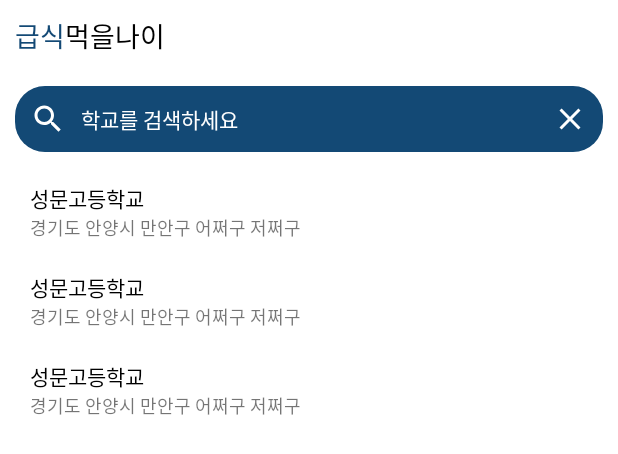
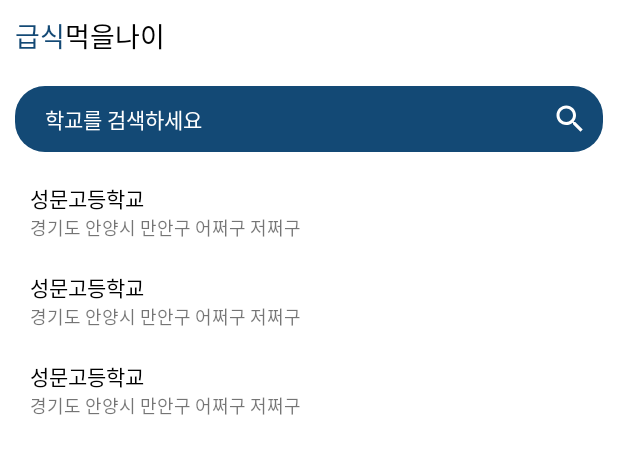
Before and after one commit to yoonsangkwak/AgeToEatSchoolLunch, an Android app: the layout activity_register.xml on its own in the app's theme, with its tools: preview values and no code run, on a phone screen of 412 x 824 dp. Shown: the top 454 px of the screen. Run offline under Robolectric (Android 15) with nearby library versions, the phone set to English and light mode, and no system bars.

Commit message:
school register

```diff
--- a/AgeToEatSchoolLunch/app/src/main/AndroidManifest.xml
+++ b/AgeToEatSchoolLunch/app/src/main/AndroidManifest.xml
@@ -11,15 +11,15 @@
         android:roundIcon="@mipmap/ic_launcher_round"
         android:supportsRtl="true"
         android:theme="@style/Theme.AgeToEatSchoolLunch">
-        <activity android:name=".view.SplashActivity">
+        <activity android:name=".view.views.SplashActivity">
             <intent-filter>
                 <action android:name="android.intent.action.MAIN" />
 
                 <category android:name="android.intent.category.LAUNCHER" />
             </intent-filter>
         </activity>
-        <activity android:name=".view.RegisterActivity" />
-        <activity android:name=".view.MainActivity" />
+        <activity android:name=".view.views.RegisterActivity" />
+        <activity android:name=".view.views.MainActivity" />
     </application>
 
 </manifest>
--- a/AgeToEatSchoolLunch/app/src/main/java/site/yoonsang/agetoeatschoollunch/view/MainActivity.kt
+++ b/AgeToEatSchoolLunch/app/src/main/java/site/yoonsang/agetoeatschoollunch/view/views/MainActivity.kt
@@ -1,4 +1,4 @@
-package site.yoonsang.agetoeatschoollunch.view
+package site.yoonsang.agetoeatschoollunch.view.views
 
 import android.os.Bundle
 import androidx.appcompat.app.AppCompatActivity
--- a/AgeToEatSchoolLunch/app/src/main/java/site/yoonsang/agetoeatschoollunch/view/SplashActivity.kt
+++ b/AgeToEatSchoolLunch/app/src/main/java/site/yoonsang/agetoeatschoollunch/view/views/SplashActivity.kt
@@ -1,4 +1,4 @@
-package site.yoonsang.agetoeatschoollunch.view
+package site.yoonsang.agetoeatschoollunch.view.views
 
 import android.content.Intent
 import androidx.appcompat.app.AppCompatActivity
--- a/AgeToEatSchoolLunch/app/src/main/res/layout/activity_main.xml
+++ b/AgeToEatSchoolLunch/app/src/main/res/layout/activity_main.xml
@@ -2,7 +2,7 @@
 <layout xmlns:android="http://schemas.android.com/apk/res/android"
     xmlns:app="http://schemas.android.com/apk/res-auto"
     xmlns:tools="http://schemas.android.com/tools"
-    tools:context=".view.MainActivity">
+    tools:context=".view.views.MainActivity">
 
     <data>
 
--- a/AgeToEatSchoolLunch/app/src/main/res/layout/activity_register.xml
+++ b/AgeToEatSchoolLunch/app/src/main/res/layout/activity_register.xml
@@ -2,10 +2,12 @@
 <layout xmlns:android="http://schemas.android.com/apk/res/android"
     xmlns:app="http://schemas.android.com/apk/res-auto"
     xmlns:tools="http://schemas.android.com/tools"
-    tools:context=".view.RegisterActivity">
+    tools:context=".view.views.RegisterActivity">
 
     <data>
-
+        <variable
+            name="RegisterViewModel"
+            type="site.yoonsang.agetoeatschoollunch.view.viewmodels.RegisterViewModel" />
     </data>
 
     <androidx.constraintlayout.widget.ConstraintLayout
@@ -51,19 +53,13 @@
             app:layout_constraintStart_toStartOf="parent"
             app:layout_constraintTop_toBottomOf="@id/register_top_layout">
 
-            <ImageView
-                android:layout_width="wrap_content"
-                android:layout_height="wrap_content"
-                android:layout_gravity="center"
-                android:src="@drawable/ic_search"
-                app:tint="@color/white" />
-
             <EditText
                 android:layout_width="0dp"
                 android:layout_height="wrap_content"
                 android:layout_gravity="center"
                 android:layout_marginHorizontal="10dp"
                 android:layout_weight="1"
+                android:text="@={RegisterViewModel.schoolName}"
                 android:background="@null"
                 android:fontFamily="@font/eland"
                 android:hint="학교를 검색하세요"
@@ -74,9 +70,11 @@
             <ImageView
                 android:layout_width="wrap_content"
                 android:layout_height="wrap_content"
+                android:onClick="@{() -> RegisterViewModel.getSchools()}"
                 android:layout_gravity="center"
-                android:src="@drawable/ic_close"
+                android:src="@drawable/ic_search"
                 app:tint="@color/white" />
+
         </LinearLayout>
 
         <androidx.recyclerview.widget.RecyclerView
--- a/AgeToEatSchoolLunch/app/src/main/res/layout/activity_splash.xml
+++ b/AgeToEatSchoolLunch/app/src/main/res/layout/activity_splash.xml
@@ -2,7 +2,7 @@
 <layout xmlns:android="http://schemas.android.com/apk/res/android"
     xmlns:app="http://schemas.android.com/apk/res-auto"
     xmlns:tools="http://schemas.android.com/tools"
-    tools:context=".view.SplashActivity">
+    tools:context=".view.views.SplashActivity">
 
     <androidx.constraintlayout.widget.ConstraintLayout
         android:layout_width="match_parent"
--- a/AgeToEatSchoolLunch/app/src/main/res/layout/item_school.xml
+++ b/AgeToEatSchoolLunch/app/src/main/res/layout/item_school.xml
@@ -2,6 +2,16 @@
 <layout xmlns:android="http://schemas.android.com/apk/res/android"
     xmlns:app="http://schemas.android.com/apk/res-auto"
     xmlns:tools="http://schemas.android.com/tools">
+
+    <data>
+        <variable
+            name="RegisterViewModel"
+            type="site.yoonsang.agetoeatschoollunch.view.viewmodels.RegisterViewModel" />
+
+        <variable
+            name="position"
+            type="Integer" />
+    </data>
 
     <androidx.constraintlayout.widget.ConstraintLayout
         android:layout_width="match_parent"
@@ -15,6 +25,7 @@
             android:layout_height="wrap_content"
             android:fontFamily="@font/eland"
             android:textColor="@color/black"
+            android:text="@{RegisterViewModel.getSchoolName(position)}"
             app:layout_constraintBottom_toTopOf="@id/item_school_location"
             app:layout_constraintEnd_toEndOf="parent"
             app:layout_constraintStart_toStartOf="parent"
@@ -27,6 +38,7 @@
             android:layout_height="wrap_content"
             android:fontFamily="@font/eland"
             android:textSize="12sp"
+            android:text="@{RegisterViewModel.getSchoolLocation(position)}"
             app:layout_constraintBottom_toBottomOf="parent"
             app:layout_constraintEnd_toEndOf="parent"
             app:layout_constraintStart_toStartOf="parent"
```
Also changed, not shown: AgeToEatSchoolLunch/app/build.gradle (+11 -0 lines), AgeToEatSchoolLunch/app/src/main/java/site/yoonsang/agetoeatschoollunch/view/api/SchoolAPI.kt (added, +44 -0 lines), AgeToEatSchoolLunch/app/src/main/java/site/yoonsang/agetoeatschoollunch/view/models/SchoolInfo.kt (added, +11 -0 lines), AgeToEatSchoolLunch/app/src/main/java/site/yoonsang/agetoeatschoollunch/view/models/SchoolInfoHead.kt (added, +11 -0 lines), AgeToEatSchoolLunch/app/src/main/java/site/yoonsang/agetoeatschoollunch/view/models/SchoolInfoHeadResult.kt (added, +11 -0 lines), AgeToEatSchoolLunch/app/src/main/java/site/yoonsang/agetoeatschoollunch/view/models/SchoolInfoRow.kt (added, +16 -0 lines), AgeToEatSchoolLunch/app/src/main/java/site/yoonsang/agetoeatschoollunch/view/models/SchoolResponse.kt (added, +9 -0 lines), AgeToEatSchoolLunch/app/src/main/java/site/yoonsang/agetoeatschoollunch/view/repository/RegisterRepository.kt (added, +27 -0 lines), AgeToEatSchoolLunch/app/src/main/java/site/yoonsang/agetoeatschoollunch/view/viewmodels/RegisterViewModel.kt (added, +54 -0 lines), AgeToEatSchoolLunch/app/src/main/java/site/yoonsang/agetoeatschoollunch/view/views/RegisterActivity.kt (renamed from AgeToEatSchoolLunch/app/src/main/java/site/yoonsang/agetoeatschoollunch/view/RegisterActivity.kt, +11 -1 lines), AgeToEatSchoolLunch/app/src/main/java/site/yoonsang/agetoeatschoollunch/view/views/adapter/SchoolsAdapter.kt (added, +35 -0 lines).
